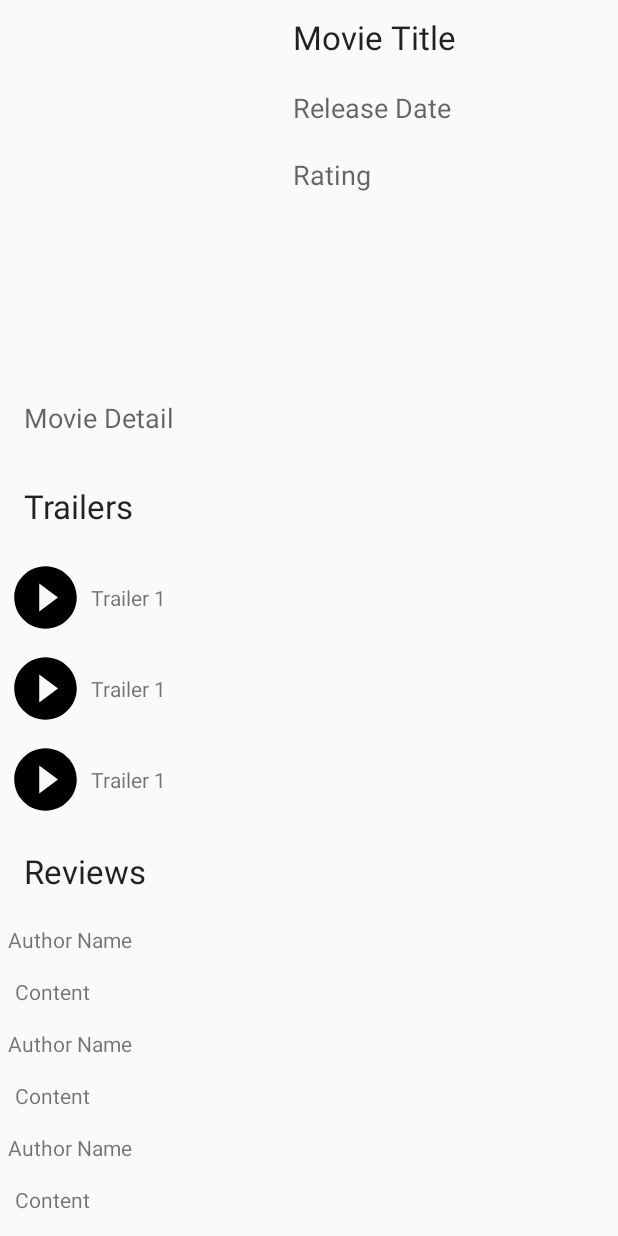
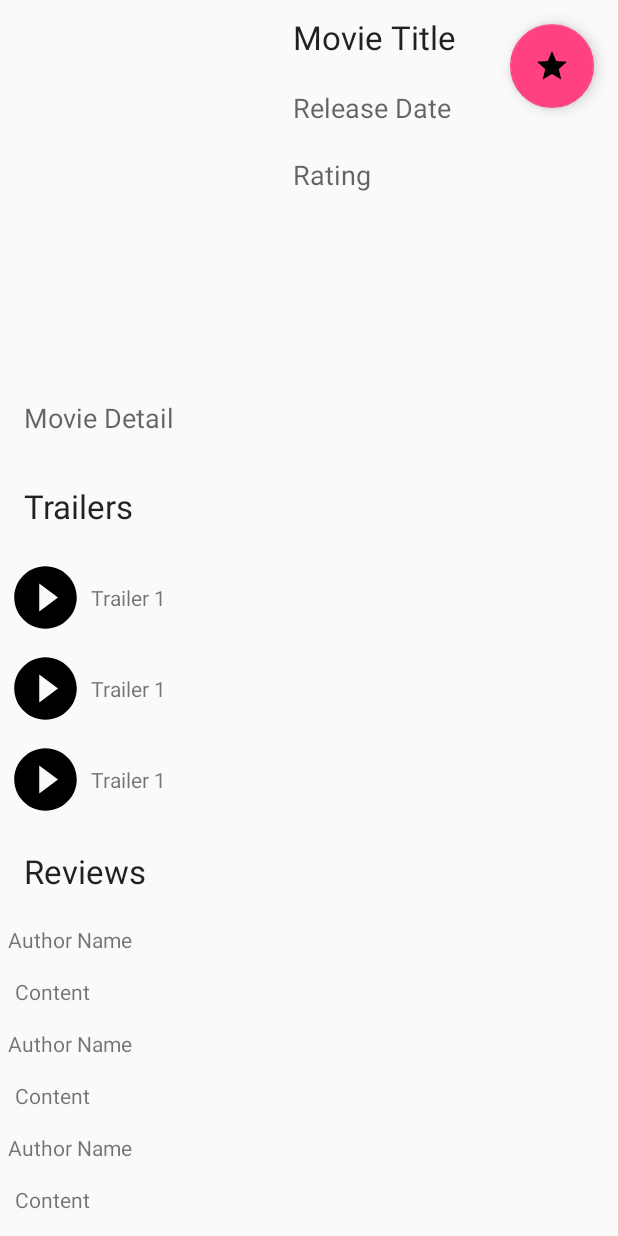
Before and after one commit to alyosama/Movies-App, an Android app: the layout movie_detail.xml on its own in the app's theme, with its tools: preview values and no code run, on a phone screen of 412 x 824 dp. Run offline under Robolectric (Android 15) with nearby library versions, the phone set to English and light mode, and no system bars.

Commit message:
Fix Pane Size and Favorite Button

```diff
--- a/app/src/main/res/layout/movie_detail.xml
+++ b/app/src/main/res/layout/movie_detail.xml
@@ -1,4 +1,4 @@
-<ScrollView xmlns:android="http://schemas.android.com/apk/res/android"
+<FrameLayout xmlns:android="http://schemas.android.com/apk/res/android"
     xmlns:app="http://schemas.android.com/apk/res-auto"
     xmlns:tools="http://schemas.android.com/tools"
     android:id="@+id/movie_detail_view"
@@ -6,11 +6,15 @@
     android:layout_height="match_parent"
     tools:context="udacity.aly.movies_app.MovieDetailFragment">
 
+    <ScrollView
+        android:layout_width="match_parent"
+        android:layout_height="match_parent"
+        android:orientation="vertical">
+
         <LinearLayout
             android:layout_width="match_parent"
             android:layout_height="match_parent"
             android:orientation="vertical">
-
 
             <LinearLayout
                 android:layout_width="match_parent"
@@ -59,9 +63,7 @@
                             android:layout_margin="10dp"
                             android:text="Rating"
                             android:textIsSelectable="true" />
-
                     </LinearLayout>
-
                 </LinearLayout>
 
                 <TextView
@@ -89,6 +91,16 @@
                     android:text="Trailers"
                     android:textIsSelectable="true" />
 
+                <TextView
+                    android:id="@+id/videos_text_unava"
+                    style="?android:attr/textAppearanceMedium"
+                    android:layout_width="wrap_content"
+                    android:layout_height="wrap_content"
+                    android:padding="16dp"
+                    android:text="There is no trailers"
+                    android:textIsSelectable="true"
+                    android:visibility="gone" />
+
                 <android.support.v7.widget.RecyclerView
                     android:id="@+id/videos_list"
                     android:name="udacity.aly.movies_app.VideosListFragment"
@@ -113,6 +125,16 @@
                     android:text="Reviews"
                     android:textIsSelectable="true" />
 
+                <TextView
+                    android:id="@+id/reviews_text_unava"
+                    style="?android:attr/textAppearanceMedium"
+                    android:layout_width="wrap_content"
+                    android:layout_height="wrap_content"
+                    android:padding="16dp"
+                    android:text="There is no reviews"
+                    android:textIsSelectable="true"
+                    android:visibility="gone" />
+
                 <android.support.v7.widget.RecyclerView
                     android:id="@+id/reviews_list"
                     android:name="udacity.aly.movies_app.ReviewsDetailFragment"
@@ -121,9 +143,17 @@
                     app:layoutManager="LinearLayoutManager"
                     tools:context="udacity.aly.movies_app.MovieDetailActivity"
                     tools:listitem="@layout/review_list_content" />
-
             </LinearLayout>
 
         </LinearLayout>
+    </ScrollView>
 
-</ScrollView>
+    <android.support.design.widget.FloatingActionButton
+        android:id="@+id/fab"
+        android:layout_width="wrap_content"
+        android:layout_height="wrap_content"
+        android:layout_gravity="end"
+        android:layout_margin="@dimen/fab_margin"
+        android:src="@drawable/ic_grade" />
+
+</FrameLayout>
```
Also changed, not shown: app/src/main/java/udacity/aly/movies_app/MovieDetailActivity.java (+7 -28 lines), app/src/main/java/udacity/aly/movies_app/MovieDetailFragment.java (+31 -0 lines), app/src/main/res/drawable/favorite_image_state.xml (deleted, +0 -9 lines), app/src/main/res/layout-w900dp/movie_list.xml (+7 -12 lines), app/src/main/res/layout/activity_movie_detail.xml (+0 -10 lines). Lines whose indentation alone changed are shown as unchanged.
